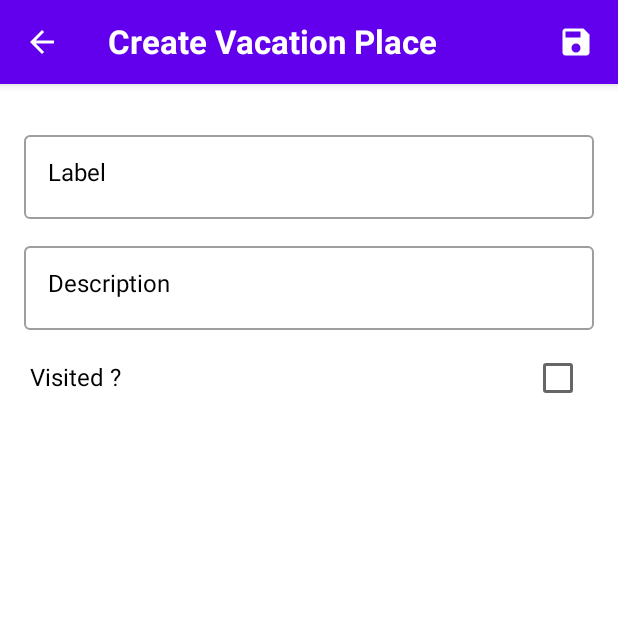
After one commit to ingesteban/VacationPlanner, an Android app built with Jetpack Compose: the composable CreateVacationScreen shown on its own in the app's theme, on a phone screen of 412 x 824 dp, the top half of it. The commit adds this screen. Run offline under Robolectric (Android 15) with nearby library versions, the phone set to English and light mode, and no system bars.

Commit message:
feat(add): create place form

```diff
--- a/app/src/main/java/dev/esteban/vacationplanner/commons/Commons.kt
+++ b/app/src/main/java/dev/esteban/vacationplanner/commons/Commons.kt
@@ -2,6 +2,7 @@ package dev.esteban.vacationplanner.commons
 
 import android.annotation.SuppressLint
 import android.util.Log
+import androidx.compose.foundation.clickable
 import androidx.compose.foundation.layout.*
 import androidx.compose.material.*
 import androidx.compose.runtime.Composable
@@ -11,10 +12,14 @@ import androidx.compose.ui.Alignment
 import androidx.compose.ui.Modifier
 import androidx.compose.ui.graphics.Color
 import androidx.compose.ui.platform.testTag
+import androidx.compose.ui.res.stringResource
 import androidx.compose.ui.semantics.contentDescription
 import androidx.compose.ui.semantics.semantics
 import androidx.compose.ui.unit.dp
-import dev.esteban.common.utils.ScreenState
+import dev.esteban.vacationplanner.ui.theme.VacationPlannerTheme
+import androidx.compose.material.*
+import androidx.compose.runtime.mutableStateOf
+import androidx.compose.ui.text.input.TextFieldValue
 
 const val TAG = "commons"
 const val PROGRESS_BAR_TAG = "ProgressBarItem"
@@ -24,9 +29,9 @@ const val DISMISS_SNACK_BAR = "Snack bar dismiss"
 @Composable
 fun SnackBarMessage(
     message: String,
-    modifier: Modifier = Modifier,
     show: Boolean = false,
     actionLabel: String = "",
+    modifier: Modifier = Modifier,
     onClickAction: () -> Unit = {}
 ) {
     if (show) {
@@ -72,3 +77,62 @@ fun LoadingItem(
             )
     )
 }
+
+@Composable
+fun CheckBoxLabel(
+    labelResource: Int,
+    checked: Boolean,
+    modifier: Modifier = Modifier,
+    updateChecked: (checked: Boolean) -> Unit
+) {
+    Box(
+        modifier = modifier
+            .fillMaxWidth()
+            .padding(top = 8.dp)
+            .clickable { updateChecked(!checked) }
+    ) {
+        Text(
+            modifier = Modifier
+                .align(Alignment.CenterStart)
+                .padding(end = 32.dp, start = 4.dp)
+                .fillMaxWidth(),
+            text = stringResource(id = labelResource),
+            style = VacationPlannerTheme.typography.h5
+        )
+        Checkbox(
+            modifier = Modifier
+                .align(Alignment.CenterEnd),
+            checked = checked,
+            colors = CheckboxDefaults.colors(MaterialTheme.colors.primary),
+            onCheckedChange = {
+                updateChecked(it)
+            }
+        )
+    }
+}
+
+
+@Composable
+fun OutlinedTextCustom(
+    labelResource: Int,
+    text: String,
+    onTextChanged: (text: String) -> Unit
+) {
+    val textFieldState = remember { mutableStateOf(TextFieldValue(text)) }
+    OutlinedTextField(
+        label = {
+            Text(
+                text = stringResource(id = labelResource),
+                style = VacationPlannerTheme.typography.h5
+            )
+        },
+        modifier = Modifier
+            .fillMaxWidth()
+            .padding(top = 10.dp),
+        value = textFieldState.value,
+        onValueChange = {
+            textFieldState.value = it
+            onTextChanged(textFieldState.value.text)
+        }
+    )
+}
--- a/app/src/main/java/dev/esteban/vacationplanner/navigation/ScreenNavigation.kt
+++ b/app/src/main/java/dev/esteban/vacationplanner/navigation/ScreenNavigation.kt
@@ -5,6 +5,7 @@ import androidx.navigation.NamedNavArgument
 import androidx.navigation.NavBackStackEntry
 import androidx.navigation.NavController
 import androidx.navigation.NavDeepLink
+import dev.esteban.vacationplanner.views.createvacation.CreateVacationNavigation
 import dev.esteban.vacationplanner.views.vacationdetails.VacationDetailsNavigation
 import dev.esteban.vacationplanner.views.vacationlist.VacationListNavigation
 
@@ -13,7 +14,8 @@ interface ScreenNavigation {
     companion object {
         val allScreens = listOf(
             VacationListNavigation,
-            VacationDetailsNavigation
+            VacationDetailsNavigation,
+            CreateVacationNavigation
         )
     }
 
--- a/app/src/main/java/dev/esteban/vacationplanner/ui/theme/Type.kt
+++ b/app/src/main/java/dev/esteban/vacationplanner/ui/theme/Type.kt
@@ -37,7 +37,7 @@ val h4Typography: TextStyle = TextStyle(
 
 val h5Typography: TextStyle = TextStyle(
     fontFamily = FontFamily.Default,
-    fontSize = 14.sp,
+    fontSize = 16.sp,
     fontWeight = FontWeight.Normal,
     color = Color.Black
 )
--- /dev/null
+++ b/app/src/main/java/dev/esteban/vacationplanner/views/createvacation/CreateVacationScreen.kt
@@ -0,0 +1,98 @@
+package dev.esteban.vacationplanner.views.createvacation
+
+import androidx.compose.foundation.layout.Column
+import androidx.compose.foundation.layout.padding
+import androidx.compose.material.*
+import androidx.compose.material.icons.Icons
+import androidx.compose.material.icons.filled.ArrowBack
+import androidx.compose.material.icons.filled.Save
+import androidx.compose.runtime.Composable
+import androidx.compose.runtime.mutableStateOf
+import androidx.compose.runtime.remember
+import androidx.compose.ui.Modifier
+import androidx.compose.ui.graphics.Color.Companion.White
+import androidx.compose.ui.res.stringResource
+import androidx.compose.ui.tooling.preview.Preview
+import androidx.compose.ui.unit.dp
+import dev.esteban.vacationplanner.R
+import dev.esteban.vacationplanner.commons.CheckBoxLabel
+import dev.esteban.vacationplanner.commons.OutlinedTextCustom
+import dev.esteban.vacationplanner.ui.theme.VacationPlannerTheme
+
+@Composable
+fun CreateVacationScreen(
+    back: () -> Unit
+) {
+    val savedButtonIsEnable = remember { mutableStateOf(false) }
+    Scaffold(
+        topBar = {
+            TopAppBar(
+                elevation = 4.dp,
+                title = {
+                    Text(
+                        text = stringResource(id = R.string.title_create_vacation),
+                        style = VacationPlannerTheme.typography.h3,
+                    )
+                },
+                navigationIcon = {
+                    IconButton(onClick = {
+                        back()
+                    }) {
+                        Icon(Icons.Filled.ArrowBack, null)
+                    }
+                },
+                actions = {
+                    IconButton(
+                        enabled = savedButtonIsEnable.value,
+                        onClick = {
+
+                        }
+                    ) {
+                        Icon(
+                            imageVector = Icons.Filled.Save,
+                            contentDescription = null,
+                            tint = White
+                        )
+                    }
+                },
+                backgroundColor = MaterialTheme.colors.primary,
+            )
+        }
+    ) {
+        CreateVacationPlaceForm()
+    }
+}
+
+@Composable
+fun CreateVacationPlaceForm() {
+    Column(Modifier.padding(16.dp)) {
+        val labelState = remember { mutableStateOf(String()) }
+        val descriptionState = remember { mutableStateOf(String()) }
+        val visitedState = remember { mutableStateOf(false) }
+        OutlinedTextCustom(
+            labelResource = R.string.place_label,
+            text = labelState.value
+        ) {
+            labelState.value = it
+        }
+        OutlinedTextCustom(
+            labelResource = R.string.place_description,
+            text = descriptionState.value
+        ) {
+            descriptionState.value = it
+        }
+        CheckBoxLabel(
+            labelResource = R.string.place_visited,
+            checked = visitedState.value,
+            updateChecked = {
+                visitedState.value = it
+            }
+        )
+    }
+}
+
+@Preview
+@Composable
+fun CreateVacationPlaceFormPreview() {
+    CreateVacationPlaceForm()
+}
--- a/app/src/main/java/dev/esteban/vacationplanner/views/vacationdetails/VacationDetailsNavigation.kt
+++ b/app/src/main/java/dev/esteban/vacationplanner/views/vacationdetails/VacationDetailsNavigation.kt
@@ -3,7 +3,6 @@ package dev.esteban.vacationplanner.views.vacationdetails
 import androidx.compose.runtime.Composable
 import androidx.navigation.NavBackStackEntry
 import androidx.navigation.NavController
-import androidx.navigation.NavType
 import androidx.navigation.navArgument
 import dev.esteban.places.domain.model.PlaceModel
 import dev.esteban.vacationplanner.navigation.ScreenNavigation
@@ -26,7 +25,7 @@ object VacationDetailsNavigation : ScreenNavigation {
     override fun Content(navController: NavController, navBackStackEntry: NavBackStackEntry) {
         val placeModel = navBackStackEntry.arguments?.getParcelable<PlaceModel>(PLACE_MODEL)
         placeModel?.let {
-            VacationsDetailScreen(placeModel = placeModel) {
+            VacationDetailsScreen(placeModel = placeModel) {
                 navController.popBackStack()
             }
         }
--- a/app/src/main/res/values/strings.xml
+++ b/app/src/main/res/values/strings.xml
@@ -3,10 +3,18 @@
 
 
     <string name="title_vacation_places">Vacation Places</string>
+    <string name="title_create_vacation">Create Vacation Place</string>
 
     <string name="error_general">Oops something bad happens!</string>
     <string name="place_updated_success">The place was updated successful!</string>
 
     <string name="label_have_you_visited_this_place">Have you visited this place ?</string>
 
+
+    <string name="place_label">Label</string>
+
+    <string name="place_description">Description</string>
+
+    <string name="place_visited">Visited ?</string>
+
 </resources>
```
Also changed, not shown: app/src/main/java/dev/esteban/vacationplanner/views/createvacation/CreateVacationNavigation.kt (added, +18 -0 lines), app/src/main/java/dev/esteban/vacationplanner/views/vacationdetails/VacationDetailsScreen.kt (renamed from app/src/main/java/dev/esteban/vacationplanner/views/vacationdetails/VacationsDetailScreen.kt, +9 -24 lines), app/src/main/java/dev/esteban/vacationplanner/views/vacationlist/VacationListNavigation.kt (+9 -4 lines), app/src/main/java/dev/esteban/vacationplanner/views/vacationlist/VacationListScreen.kt (+4 -3 lines).
